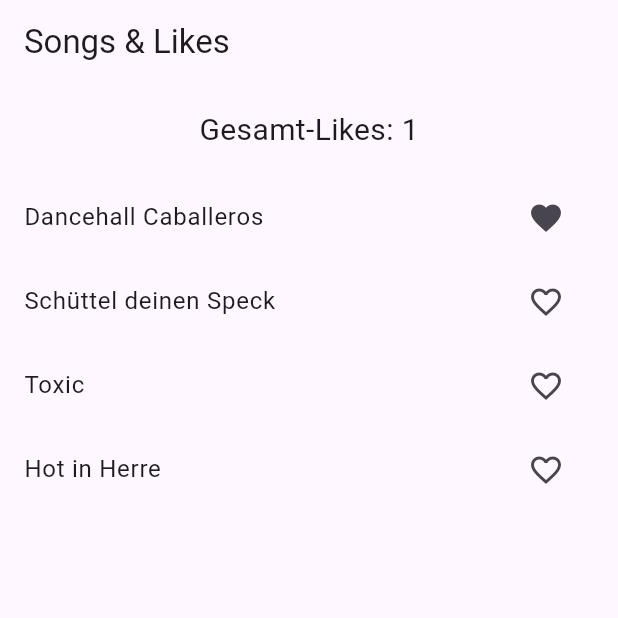
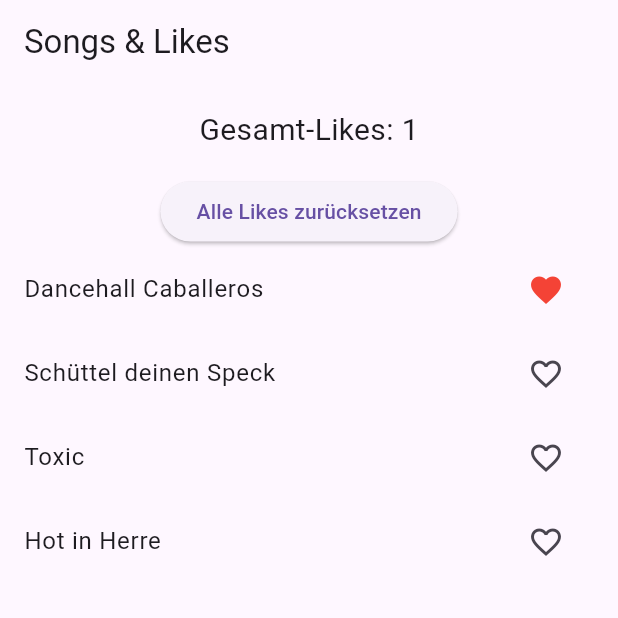
Before and after one commit to AlexAppAkademie/callback_example, a Flutter app: the screen it shows after launch, after a tap on the "favorite outline" icon, on a phone screen of 412 x 824 dp, the top half of it. Run offline on Flutter 3.47's test engine with Material 3 defaults, Android fonts, the phone set to English and light mode, and no system bars.

Commit message:
feat: implement "Unlike all" feature with lifted state and reset button - Lifted liked-state from SongTile to SongListPage for centralized control - Added "Unlike all" button to reset all song likes at once - Updated SongTile to stateless widget receiving props and callback - Replaced Function(bool) with VoidCallback for simplified click handling

```diff
--- /dev/null
+++ b/lib/song.dart
@@ -0,0 +1,6 @@
+class Song {
+  String title;
+  bool liked;
+
+  Song(this.title, {this.liked = false});
+}
--- a/lib/song_list_screen.dart
+++ b/lib/song_list_screen.dart
@@ -1,3 +1,4 @@
+import "package:callback_example/song.dart";
 import "package:callback_example/song_tile.dart";
 import "package:flutter/material.dart";
 
@@ -9,20 +10,36 @@ class SongListScreen extends StatefulWidget {
 }
 
 class _SongListScreenState extends State<SongListScreen> {
-  int _totalLikes = 0;
+  final List<Song> songs = [
+    Song("Dancehall Caballeros"),
+    Song("Schüttel deinen Speck"),
+    Song("Toxic"),
+    Song("Hot in Herre"),
+  ];
 
-  void _handleLike(bool liked) {
+  void _toggleLike(int index) {
     setState(() {
-      liked ? _totalLikes++ : _totalLikes--;
+      songs[index].liked = !songs[index].liked;
     });
   }
 
-  final List<String> songs = [
-    "Dancehall Caballeros",
-    "Schüttel deinen Speck",
-    "Toxic",
-    "Hot in Herre",
-  ];
+  void _resetLikes() {
+    setState(() {
+      for (var song in songs) {
+        song.liked = false;
+      }
+    });
+  }
+
+  int get _totalLikes => songs.where((song) => song.liked).length;
+  // Alternative:
+  // int _totalLikes() {
+  //   int totalLikes = 0;
+  //   for (Song song in songs) {
+  //     if (song.liked) totalLikes++;
+  //   }
+  //   return totalLikes;
+  // }
 
   @override
   Widget build(BuildContext context) {
@@ -37,20 +54,21 @@ class _SongListScreenState extends State<SongListScreen> {
               style: TextStyle(fontSize: 20),
             ),
           ),
+          ElevatedButton(
+            onPressed: _resetLikes,
+            child: Text("Alle Likes zurücksetzen"),
+          ),
           Expanded(
-            child: ListView(
-              children: songs.map((title) {
+            child: ListView.builder(
+              itemCount: songs.length,
+              itemBuilder: (context, index) {
+                final song = songs[index];
                 return SongTile(
-                  title: title,
-                  // Callback-Function:
-                  // eine Funktion, die als Parameter an ein anderes Widget übergeben wird
-                  // Die Eltern-Komponente (SongListScreen) gibt die Funktion _handleLike an die SongTiles weiter
-                  // Wenn in SongTile auf das Herz geklickt wird, ruft sie widget.onLikeChanged(_liked) auf
-                  // Dadurch wird der Eltern-Komponente signalisiert: "Ich wurde geliked oder entliked"
-                  // Das ist wichtig, damit Kind-Widgets ihre Aktionen „nach oben“ melden können
-                  onLikeChanged: _handleLike,
+                  title: song.title,
+                  liked: song.liked,
+                  onLikeChanged: () => _toggleLike(index),
                 );
-              }).toList(),
+              },
             ),
           ),
         ],
--- a/lib/song_tile.dart
+++ b/lib/song_tile.dart
@@ -1,39 +1,31 @@
 import "package:flutter/material.dart";
 
-class SongTile extends StatefulWidget {
+class SongTile extends StatelessWidget {
   final String title;
-  final Function(bool) onLikeChanged;
+  bool liked;
+  // da der Wert von liked jetzt nicht mehr in SongTile verändert wird,
+  // sondern in SongListScreen, und diese Änderung nur veranlasst werden muss,
+  // müssen wir den Wert nicht mehr übergeben und brauchen somit keine Function mehr
+  // wir können den Datentyp zu einem einfachen VoidCallback ändern
+  final VoidCallback onLikeChanged;
 
   SongTile({
     super.key,
     required this.title,
+    required this.liked,
     required this.onLikeChanged,
   });
 
   @override
-  State<SongTile> createState() => _SongTileState();
-}
-
-class _SongTileState extends State<SongTile> {
-  bool _liked = false;
-
-  void _toggleLike() {
-    setState(() {
-      _liked = !_liked;
-    });
-    widget.onLikeChanged(_liked);
-  }
-
-  @override
   Widget build(BuildContext context) {
     return ListTile(
-      title: Text(widget.title),
+      title: Text(title),
       trailing: IconButton(
         icon: Icon(
-          _liked ? Icons.favorite : Icons.favorite_border,
-          color: null,
+          liked ? Icons.favorite : Icons.favorite_border,
+          color: liked ? Colors.red : null,
         ),
-        onPressed: _toggleLike,
+        onPressed: onLikeChanged,
       ),
     );
   }
```
